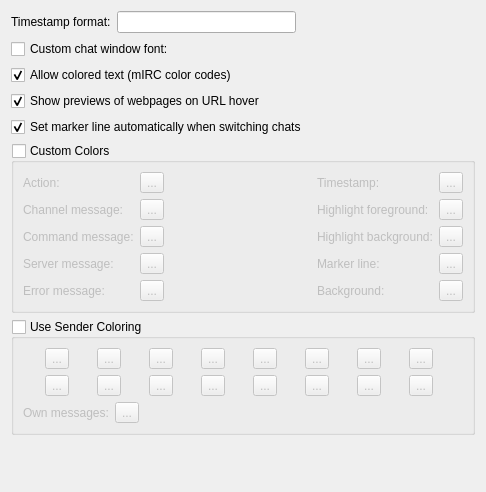
quassel/quassel, file src/qtui/settingspages/chatviewsettingspage.ui: the form before one commit.
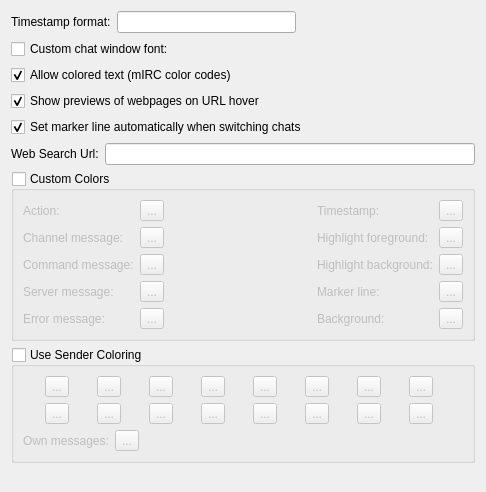
The form after the commit. Custom widgets are drawn as their Qt base class.

Commit message:
Search the web with selected text.
Add context menu option when selecting text in order to search the web for the selection.
The url used in web search configurable in the ChatView settings panel.
Uses the zoom-in icon until it gets it's own icon.

The edit to the form file:
```diff
--- a/src/qtui/settingspages/chatviewsettingspage.ui
+++ b/src/qtui/settingspages/chatviewsettingspage.ui
@@ -153,6 +153,30 @@
      </property>
     </widget>
    </item>
+   <item>
+    <layout class="QHBoxLayout" name="horizontalLayout_4">
+     <item>
+      <widget class="QLabel" name="label_2">
+       <property name="text">
+        <string>Web Search Url:</string>
+       </property>
+      </widget>
+     </item>
+     <item>
+      <widget class="QLineEdit" name="webSearchUrlFormat">
+       <property name="toolTip">
+        <string>&lt;html&gt;&lt;head/&gt;&lt;body&gt;&lt;p&gt;The URL to open with the selected text as the parameter. Place &lt;span style=&quot; font-weight:600;&quot;&gt;%s&lt;/span&gt; where selected text should go.&lt;/p&gt;&lt;p&gt;Eg:&lt;/p&gt;&lt;p&gt;https://www.google.com/search?q=&lt;span style=&quot; font-weight:600;&quot;&gt;%s&lt;br/&gt;&lt;/span&gt;https://duckduckgo.com/?q=&lt;span style=&quot; font-weight:600;&quot;&gt;%s&lt;/span&gt;&lt;/p&gt;&lt;/body&gt;&lt;/html&gt;</string>
+       </property>
+       <property name="settingsKey" stdset="0">
+        <string>WebSearchUrlFormat</string>
+       </property>
+       <property name="defaultValue" stdset="0">
+        <string>https://www.google.com/search?q=%s</string>
+       </property>
+      </widget>
+     </item>
+    </layout>
+   </item>
    <item>
     <widget class="QGroupBox" name="useCustomColors">
      <property name="title">
```
The commit also changes 3 other files.
